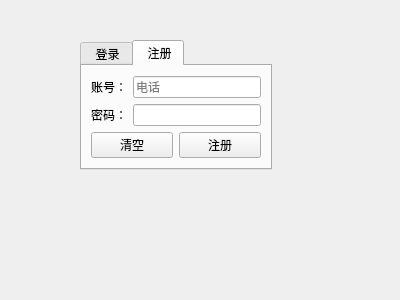
Qt form Wechat/loginwin.ui (LinkStartNow/Meeting) before a commit.
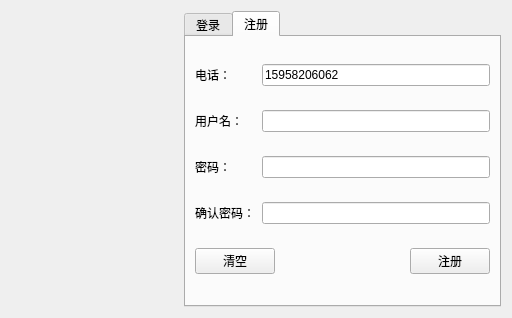
The same form after that commit. The open tabs and pages were chosen to show the change. Icons and pictures are not drawn.

Commit message: 注册&登录的UI设计以及检测

```diff
--- a/Wechat/loginwin.ui
+++ b/Wechat/loginwin.ui
@@ -6,31 +6,60 @@
    <rect>
     <x>0</x>
     <y>0</y>
-    <width>400</width>
-    <height>300</height>
+    <width>512</width>
+    <height>318</height>
    </rect>
   </property>
+  <property name="minimumSize">
+   <size>
+    <width>512</width>
+    <height>318</height>
+   </size>
+  </property>
+  <property name="maximumSize">
+   <size>
+    <width>512</width>
+    <height>318</height>
+   </size>
+  </property>
   <property name="windowTitle">
    <string>欢迎</string>
   </property>
-  <widget class="QTabWidget" name="tabWidget">
-   <property name="geometry">
-    <rect>
-     <x>80</x>
-     <y>40</y>
-     <width>192</width>
-     <height>130</height>
-    </rect>
-   </property>
-   <property name="currentIndex">
-    <number>0</number>
-   </property>
-   <widget class="QWidget" name="tab">
-    <attribute name="title">
-     <string> 登录</string>
-    </attribute>
-    <layout class="QVBoxLayout" name="verticalLayout_2">
-     <item>
+  <layout class="QHBoxLayout" name="horizontalLayout_7">
+   <item>
+    <widget class="QLabel" name="lb_Icon">
+     <property name="minimumSize">
+      <size>
+       <width>167</width>
+       <height>300</height>
+      </size>
+     </property>
+     <property name="maximumSize">
+      <size>
+       <width>167</width>
+       <height>300</height>
+      </size>
+     </property>
+     <property name="text">
+      <string/>
+     </property>
+     <property name="pixmap">
+      <pixmap resource="resource.qrc">:/images/register.png</pixmap>
+     </property>
+     <property name="scaledContents">
+      <bool>true</bool>
+     </property>
+    </widget>
+   </item>
+   <item>
+    <widget class="QTabWidget" name="tabWidget">
+     <property name="currentIndex">
+      <number>1</number>
+     </property>
+     <widget class="QWidget" name="tab">
+      <attribute name="title">
+       <string>登录</string>
+      </attribute>
       <layout class="QVBoxLayout" name="verticalLayout">
        <item>
         <layout class="QHBoxLayout" name="horizontalLayout">
@@ -87,71 +116,115 @@
         </layout>
        </item>
       </layout>
-     </item>
-    </layout>
-   </widget>
-   <widget class="QWidget" name="tab_2">
-    <attribute name="title">
-     <string> 注册</string>
-    </attribute>
-    <layout class="QVBoxLayout" name="verticalLayout_4">
-     <item>
-      <layout class="QVBoxLayout" name="verticalLayout_3">
-       <item>
-        <layout class="QHBoxLayout" name="horizontalLayout_4">
-         <item>
-          <widget class="QLabel" name="label_3">
-           <property name="text">
-            <string>账号：</string>
-           </property>
-          </widget>
-         </item>
-         <item>
-          <widget class="QLineEdit" name="le_phone_r">
-           <property name="placeholderText">
-            <string>电话</string>
-           </property>
-          </widget>
-         </item>
-        </layout>
+     </widget>
+     <widget class="QWidget" name="tab_2">
+      <attribute name="title">
+       <string>注册</string>
+      </attribute>
+      <layout class="QGridLayout" name="gridLayout">
+       <item row="4" column="0" colspan="5">
+        <widget class="QPushButton" name="pb_clear_r">
+         <property name="text">
+          <string>清空</string>
+         </property>
+        </widget>
        </item>
-       <item>
-        <layout class="QHBoxLayout" name="horizontalLayout_5">
-         <item>
-          <widget class="QLabel" name="label_4">
-           <property name="text">
-            <string>密码：</string>
-           </property>
-          </widget>
-         </item>
-         <item>
-          <widget class="QLineEdit" name="le_pass_r"/>
-         </item>
-        </layout>
+       <item row="4" column="6">
+        <widget class="QPushButton" name="pb_register">
+         <property name="text">
+          <string>注册</string>
+         </property>
+        </widget>
        </item>
-       <item>
-        <layout class="QHBoxLayout" name="horizontalLayout_6">
-         <item>
-          <widget class="QPushButton" name="pb_clear_r">
-           <property name="text">
-            <string>清空</string>
-           </property>
-          </widget>
-         </item>
-         <item>
-          <widget class="QPushButton" name="pb_register">
-           <property name="text">
-            <string>注册</string>
-           </property>
-          </widget>
-         </item>
-        </layout>
+       <item row="2" column="0">
+        <widget class="QLabel" name="lb_pass_r">
+         <property name="text">
+          <string>密码：</string>
+         </property>
+        </widget>
+       </item>
+       <item row="1" column="0" colspan="2">
+        <widget class="QLabel" name="lb_name_r">
+         <property name="text">
+          <string>用户名：</string>
+         </property>
+        </widget>
+       </item>
+       <item row="4" column="5">
+        <spacer name="horizontalSpacer_2">
+         <property name="orientation">
+          <enum>Qt::Horizontal</enum>
+         </property>
+         <property name="sizeHint" stdset="0">
+          <size>
+           <width>124</width>
+           <height>20</height>
+          </size>
+         </property>
+        </spacer>
+       </item>
+       <item row="2" column="3" colspan="4">
+        <widget class="QLineEdit" name="le_pass_r">
+         <property name="toolTip">
+          <string>&lt;html&gt;&lt;head/&gt;&lt;body&gt;&lt;p&gt;请设置密码&lt;/p&gt;&lt;/body&gt;&lt;/html&gt;</string>
+         </property>
+         <property name="echoMode">
+          <enum>QLineEdit::Password</enum>
+         </property>
+        </widget>
+       </item>
+       <item row="0" column="0">
+        <widget class="QLabel" name="lb_phone_r">
+         <property name="text">
+          <string>电话：</string>
+         </property>
+        </widget>
+       </item>
+       <item row="3" column="0" colspan="3">
+        <widget class="QLabel" name="lb_pass_rp">
+         <property name="text">
+          <string>确认密码：</string>
+         </property>
+        </widget>
+       </item>
+       <item row="1" column="3" colspan="4">
+        <widget class="QLineEdit" name="le_name_r">
+         <property name="toolTip">
+          <string>&lt;html&gt;&lt;head/&gt;&lt;body&gt;&lt;p&gt;用户名由数字、字符、下划线组成&lt;/p&gt;&lt;p&gt;长度不超过10&lt;/p&gt;&lt;/body&gt;&lt;/html&gt;</string>
+         </property>
+         <property name="placeholderText">
+          <string/>
+         </property>
+        </widget>
+       </item>
+       <item row="0" column="3" colspan="4">
+        <widget class="QLineEdit" name="le_phone_r">
+         <property name="toolTip">
+          <string>&lt;html&gt;&lt;head/&gt;&lt;body&gt;&lt;p&gt;请输入11位手机号&lt;/p&gt;&lt;/body&gt;&lt;/html&gt;</string>
+         </property>
+         <property name="text">
+          <string>15958206062</string>
+         </property>
+         <property name="placeholderText">
+          <string/>
+         </property>
+        </widget>
+       </item>
+       <item row="3" column="3" colspan="4">
+        <widget class="QLineEdit" name="le_pass_rp">
+         <property name="toolTip">
+          <string>&lt;html&gt;&lt;head/&gt;&lt;body&gt;&lt;p&gt;请再次输入一下密码&lt;/p&gt;&lt;/body&gt;&lt;/html&gt;</string>
+         </property>
+         <property name="echoMode">
+          <enum>QLineEdit::Password</enum>
+         </property>
+        </widget>
        </item>
       </layout>
-     </item>
-    </layout>
-   </widget>
-  </widget>
+     </widget>
+    </widget>
+   </item>
+  </layout>
  </widget>
  <resources/>
  <connections/>
```
Left out of the diff: 55 changed lines with no effect on the pictures. The commit also changes 9 other files.
